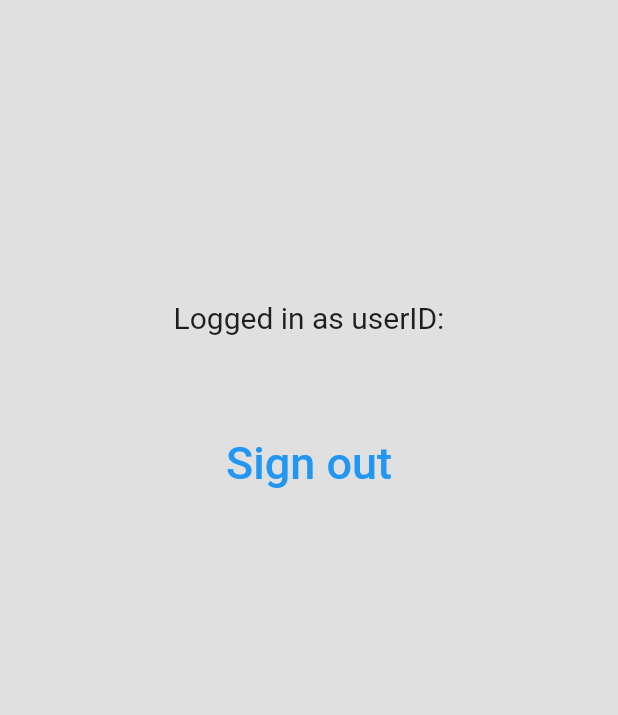
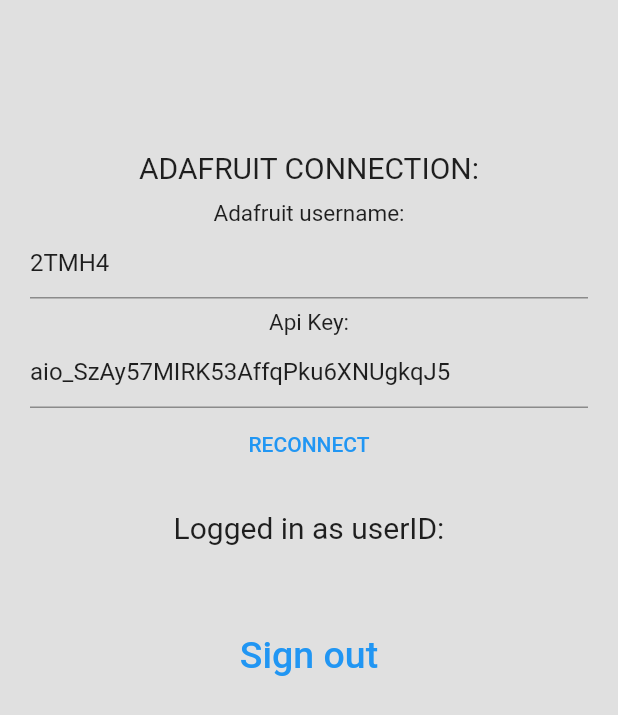
Before and after one commit to trunghieult1807/IOTsProject, a Flutter app: the SignoutScreen screen opened directly, on a phone screen of 412 x 824 dp. Shown: the top 715 px of the screen. Run offline on Flutter 3.47's test engine with Material 2 defaults, Android fonts, the phone set to English and light mode, and no system bars; our stand-ins replace after_layout, animated_bottom_navigation_bar, cloud_firestore, firebase_auth, firebase_core, shared_preferences and 3 more; missing offline and left inert: charcode, loading_animations, mqtt_client; accounts and stored records are empty.

Commit message:
Add reconnect to adafruit feature on signout screen

```diff
--- a/fire_alarm_system/lib/config.dart
+++ b/fire_alarm_system/lib/config.dart
@@ -8,8 +8,8 @@ class Config {
   static MqttServerClient buzzerClient;
   static MqttServerClient relayClient;
 
-  static const username = 'Siv_Cloud';
-  static const apikey = 'aio_AQgi91NzzPCkj0SDhFDxM1h2VIfb';
+  static String username = '2TMH4';
+  static String apikey = 'aio_SzAy57MIRK53AffqPku6XNUgkqJ5';
 }
 
 class Global{
--- a/fire_alarm_system/lib/ui/signout.dart
+++ b/fire_alarm_system/lib/ui/signout.dart
@@ -2,9 +2,57 @@ import 'package:flutter/material.dart';
 import 'package:fire_alarm_system/services/auth.dart';
 import 'package:firebase_auth/firebase_auth.dart';
 
+import 'package:fire_alarm_system/config.dart' as CONFIG;
+import 'package:fire_alarm_system/MQTTclient/server.dart' as mqttsetup;
+import 'package:mqtt_client/mqtt_client.dart';
 
 class SignoutScreen extends StatelessWidget {
   final AuthService authBase = AuthService();
+
+  TextEditingController mqttUsernameCtrl =
+      new TextEditingController(text: CONFIG.Config.username);
+  TextEditingController mqttApiKeyCtrl =
+      new TextEditingController(text: CONFIG.Config.apikey);
+
+  void reconnectMQTT() async {
+    CONFIG.Config.tempSensorClient.unsubscribe(CONFIG.Config.username + '/feeds/bk-iot-temp-humid');
+    CONFIG.Config.gasSensorClient.unsubscribe(CONFIG.Config.username + '/feeds/bk-iot-gas');
+    CONFIG.Config.buzzerClient.unsubscribe(CONFIG.Config.username + '/feeds/bk-iot-speaker');
+    CONFIG.Config.ledClient.unsubscribe(CONFIG.Config.username + '/feeds/bk-iot-led');
+    CONFIG.Config.relayClient.unsubscribe(CONFIG.Config.username + '/feeds/bk-iot-relay');
+
+    CONFIG.Config.tempSensorClient.disconnect();
+    CONFIG.Config.gasSensorClient.disconnect();
+    CONFIG.Config.buzzerClient.disconnect();
+    CONFIG.Config.ledClient.disconnect();
+    CONFIG.Config.relayClient.disconnect();
+
+    CONFIG.Config.username = mqttUsernameCtrl.text;
+    CONFIG.Config.apikey = mqttApiKeyCtrl.text;
+
+    CONFIG.Config.gasSensorClient = await mqttsetup.setup(
+        'io.adafruit.com', 1883, CONFIG.Config.username, CONFIG.Config.apikey);
+    CONFIG.Config.tempSensorClient = await mqttsetup.setup(
+        'io.adafruit.com', 1883, CONFIG.Config.username, CONFIG.Config.apikey);
+    CONFIG.Config.ledClient = await mqttsetup.setup(
+        'io.adafruit.com', 1883, CONFIG.Config.username, CONFIG.Config.apikey);
+    CONFIG.Config.buzzerClient = await mqttsetup.setup(
+        'io.adafruit.com', 1883, CONFIG.Config.username, CONFIG.Config.apikey);
+    CONFIG.Config.relayClient = await mqttsetup.setup(
+        'io.adafruit.com', 1883, CONFIG.Config.username, CONFIG.Config.apikey);
+
+    CONFIG.Config.gasSensorClient.subscribe(
+        CONFIG.Config.username + '/feeds/bk-iot-gas', MqttQos.atLeastOnce);
+    CONFIG.Config.tempSensorClient.subscribe(
+        CONFIG.Config.username + '/feeds/bk-iot-temp-humid',
+        MqttQos.atLeastOnce);
+    CONFIG.Config.ledClient.subscribe(
+        CONFIG.Config.username + '/feeds/bk-iot-led', MqttQos.atLeastOnce);
+    CONFIG.Config.buzzerClient.subscribe(
+        CONFIG.Config.username + '/feeds/bk-iot-speaker', MqttQos.atLeastOnce);
+    CONFIG.Config.relayClient.subscribe(
+        CONFIG.Config.username + '/feeds/bk-iot-relay', MqttQos.atLeastOnce);
+  }
 
   @override
   Widget build(BuildContext context) {
@@ -13,18 +61,52 @@ class SignoutScreen extends StatelessWidget {
       body: Center(
         child: Column(
           children: [
-            SizedBox(height: 200,),
+            SizedBox(
+              height: 100,
+            ),
+            Text('ADAFRUIT CONNECTION:', style: TextStyle(fontSize: 20)),
+            SizedBox(
+              height: 10,
+            ),
+            Text('Adafruit username:', style: TextStyle(fontSize: 15)),
+            Padding(
+                padding: EdgeInsets.fromLTRB(20, 0, 20, 0),
+                child: TextField(
+                  controller: mqttUsernameCtrl,
+                )),
+            SizedBox(
+              height: 7,
+            ),
+            Text('Api Key:', style: TextStyle(fontSize: 15)),
+            Padding(
+                padding: EdgeInsets.fromLTRB(20, 0, 20, 0),
+                child: TextField(
+                  controller: mqttApiKeyCtrl,
+                )),
+            TextButton(onPressed: reconnectMQTT, child: Text("RECONNECT")),
+            SizedBox(
+              height: 20,
+            ),
             Text('Logged in as userID:', style: TextStyle(fontSize: 20)),
-            SizedBox(height: 20,),
-            Text(FirebaseAuth.instance.currentUser == null ? 'None' : FirebaseAuth.instance.currentUser.uid,
-                style: TextStyle(fontSize: 17, color: Colors.deepPurple)
+            SizedBox(
+              height: 10,
             ),
-            SizedBox(height: 20,),
+            Text(
+                FirebaseAuth.instance.currentUser == null
+                    ? 'None'
+                    : FirebaseAuth.instance.currentUser.uid,
+                style: TextStyle(fontSize: 17, color: Colors.deepPurple)),
+            SizedBox(
+              height: 20,
+            ),
             TextButton(
-              child: Text('Sign out', style: TextStyle(
-                fontSize: 30,
-                fontWeight: FontWeight.w500,
-              ),),
+              child: Text(
+                'Sign out',
+                style: TextStyle(
+                  fontSize: 25,
+                  fontWeight: FontWeight.w500,
+                ),
+              ),
               onPressed: () async {
                 await authBase.signOut();
                 // Navigator.of(context).pushReplacementNamed('login');
```
